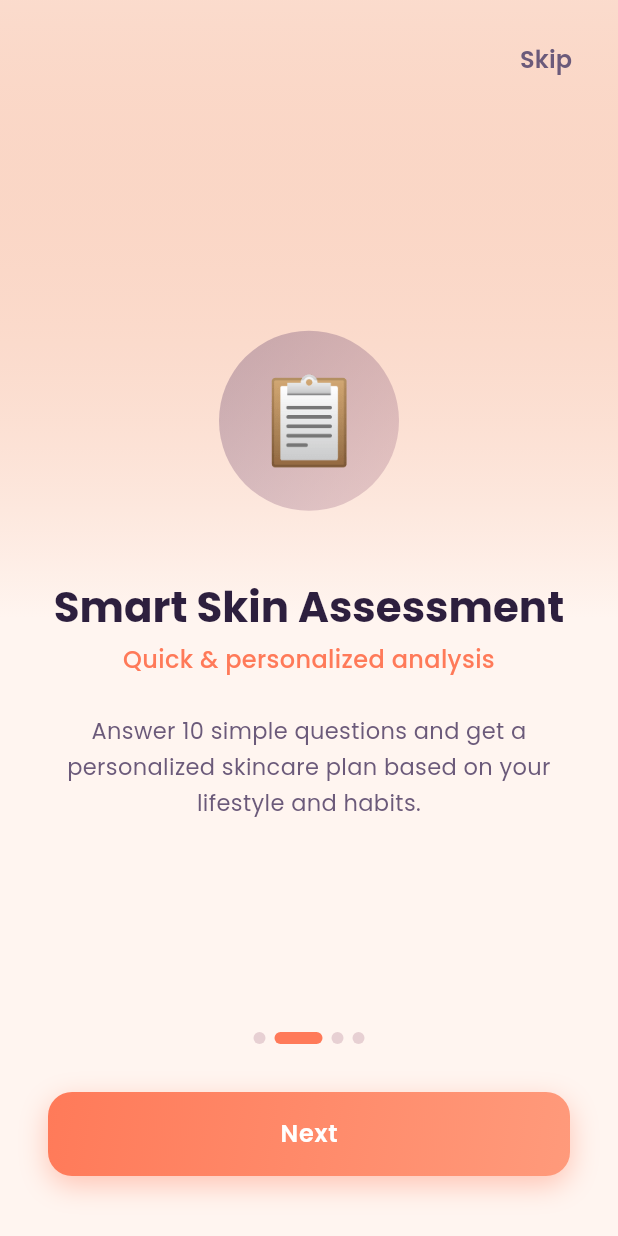
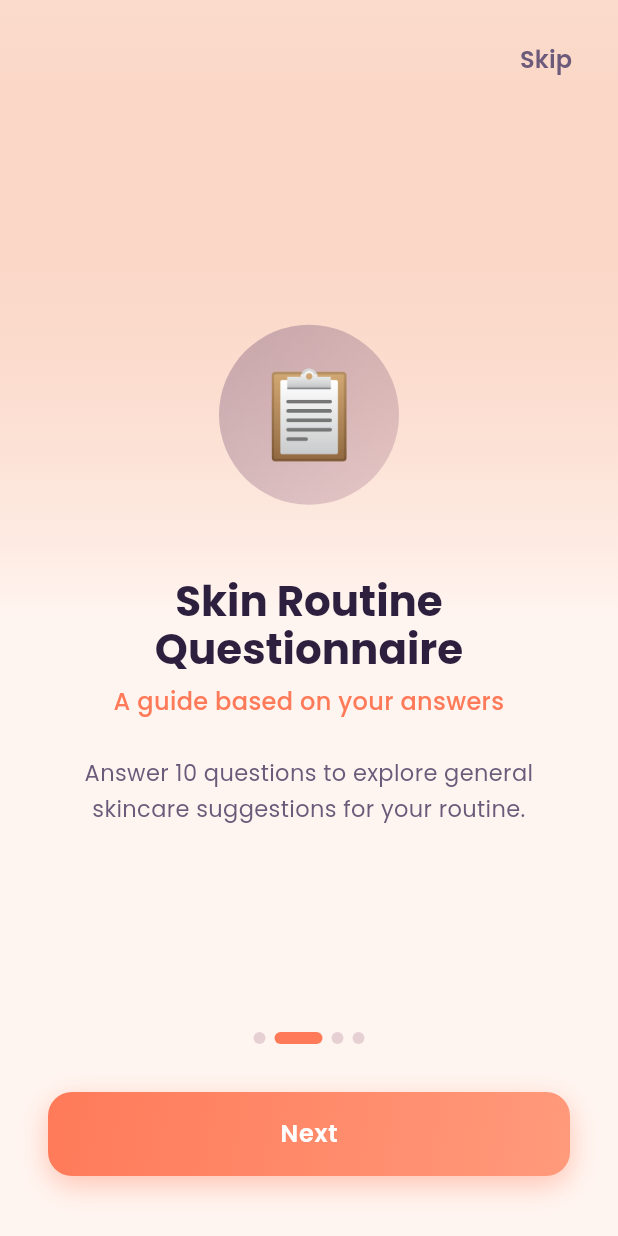
Before and after one commit to Fathir2001/DryCare, a Flutter app: the screen it shows after launch, swiped to page 2, on a phone screen of 412 x 824 dp. Run offline on Flutter 3.47's test engine with Material 3 defaults, Android fonts, the phone set to English and light mode, and no system bars; drawn by our look-alikes of smooth_page_indicator; our stand-ins replace flutter_riverpod, google_fonts, hive_flutter, percent_indicator; accounts and stored records are empty.

Commit message:
feat: Update settings screen to include questionnaire reset and improve reset warning message
chore: Update dependencies in pubspec.lock and pubspec.yaml for compatibility

docs: Add release checklist for Play Store submission in PLAY_RELEASE.md

docs: Draft privacy policy for DryCare app in PRIVACY_POLICY.md

docs: Create release verification document for DryCare app in RELEASE_VERIFICATION.md

chore: Add example key.properties file for Android keystore configuration

test: Implement unit tests for core functionality in drycare_core_test.dart

```diff
--- a/lib/core/constants/app_constants.dart
+++ b/lib/core/constants/app_constants.dart
@@ -23,7 +23,6 @@ class AppConstants {
   static const String streakCount = 'streak_count';
   static const String lastActiveDate = 'last_active_date';
   static const String isDarkMode = 'is_dark_mode';
-  static const String reminderEnabled = 'reminder_enabled';
   static const String userName = 'user_name';
   static const String userAge = 'user_age';
 
@@ -34,16 +33,9 @@ class AppConstants {
 
   // Disclaimer
   static const String medicalDisclaimer =
-      'DryCare provides general skincare guidance only and is not a medical diagnosis. '
-      'Always consult with a qualified healthcare professional or dermatologist '
-      'for medical advice.';
+      'DryCare is a general skincare and wellness guide. Its questionnaire is based only on your answers; it does not diagnose, measure clinical severity, or treat a condition. Seek advice from a qualified healthcare professional for persistent or worsening dryness, painful cracks, bleeding, signs of infection, or other concerning symptoms. Follow any personal medical advice about fluid intake.';
 
   // Privacy
   static const String privacyPolicy =
-      'DryCare is committed to protecting your privacy. All data is stored locally '
-      'on your device and is never transmitted to any external servers. '
-      'We do not collect, store, or share any personal information. '
-      'Your skincare assessment data, daily tracking information, and preferences '
-      'remain entirely on your device. You can delete all your data at any time '
-      'from the Settings screen.';
+      'DryCare stores the name and age you enter, questionnaire answers and score, daily water and routine records, streak, and preferences in local storage on this device. It has no account, advertising, analytics, or app backend. The app does not intentionally upload your entries. Font loading and final release network behavior should be verified before claiming that no data leaves the device. Android backup is disabled. Reset All Data erases the app\'s local records and preferences. Uninstalling the app also removes its local data. Contact information and the published policy URL will be supplied in the Play listing.';
 }
--- a/lib/core/theme/app_theme.dart
+++ b/lib/core/theme/app_theme.dart
@@ -19,7 +19,7 @@ class AppTheme {
         error: AppColors.severeRed,
       ),
       textTheme: _buildTextTheme(Brightness.dark),
-      cardTheme: CardTheme(
+      cardTheme: CardThemeData(
         color: AppColors.darkCard,
         shape: RoundedRectangleBorder(
           borderRadius: BorderRadius.circular(24),
@@ -82,7 +82,7 @@ class AppTheme {
         error: AppColors.severeRed,
       ),
       textTheme: _buildTextTheme(Brightness.light),
-      cardTheme: CardTheme(
+      cardTheme: CardThemeData(
         color: AppColors.lightCard,
         shape: RoundedRectangleBorder(
           borderRadius: BorderRadius.circular(24),
--- a/lib/core/utils/app_utils.dart
+++ b/lib/core/utils/app_utils.dart
@@ -5,9 +5,9 @@ class AppUtils {
   AppUtils._();
 
   static String getDrynessLevel(int score) {
-    if (score <= 8) return 'Mild Dryness';
-    if (score <= 18) return 'Moderate Dryness';
-    return 'Severe Dryness';
+    if (score <= 8) return 'Few reported dryness signs';
+    if (score <= 18) return 'Some reported dryness signs';
+    return 'More reported dryness signs';
   }
 
   static Color getDrynessColor(int score) {
@@ -24,12 +24,12 @@ class AppUtils {
 
   static String getDrynessExplanation(int score) {
     if (score <= 8) {
-      return 'Your skin shows mild signs of dryness. With a few simple adjustments to your routine, you can keep your skin healthy and hydrated!';
+      return 'Your answers suggest fewer dryness-related concerns. This self-reported guide cannot assess or diagnose a skin condition.';
     }
     if (score <= 18) {
-      return 'Your skin is showing moderate dryness. It\'s important to give your skin extra attention with proper hydration and moisturizing routines.';
+      return 'Your answers suggest some dryness-related concerns. Consider a gentle routine and seek professional advice if symptoms persist.';
     }
-    return 'Your skin appears to be significantly dry and may need special care. A consistent skincare routine with rich moisturizers and lifestyle changes can make a big difference.';
+    return 'Your answers suggest several dryness-related concerns. Consider speaking with a dermatologist, especially if symptoms persist, worsen, or cause discomfort.';
   }
 
   static String getMotivationalMessage(int score) {
@@ -37,7 +37,7 @@ class AppUtils {
       return '✨ Great job! You\'re already taking good care of your skin. Keep it up!';
     }
     if (score <= 18) {
-      return '💪 Don\'t worry! With the right routine, your skin will improve. Let\'s start your journey!';
+      return 'A gentle routine may help you feel more comfortable. Start with steps that suit your skin.';
     }
     return '🌟 Every journey starts with a single step. We\'re here to help you achieve healthier, more comfortable skin!';
   }
@@ -48,7 +48,7 @@ class AppUtils {
         'Use a gentle, hydrating cleanser morning and night',
         'Apply lightweight moisturizer after cleansing',
         'Use SPF 30+ sunscreen daily',
-        'Drink at least 2L of water daily',
+        'Drink according to your needs and any medical advice you have received',
         'Use a hydrating mist throughout the day',
       ];
     }
@@ -60,7 +60,7 @@ class AppUtils {
         'Apply SPF 30+ sunscreen every morning',
         'Use a humidifier in dry environments',
         'Avoid hot water when washing your face',
-        'Drink at least 2L of water daily',
+        'Drink according to your needs and any medical advice you have received',
       ];
     }
     return [
@@ -72,7 +72,7 @@ class AppUtils {
       'Use a sleeping mask 2-3 times per week',
       'Strictly avoid hot water on your face',
       'Run a humidifier while sleeping',
-      'Increase water intake to 2.5L+ daily',
+      'Drink according to your needs and any medical advice you have received',
       'Add omega-3 rich foods to your diet',
     ];
   }
@@ -82,12 +82,12 @@ class AppUtils {
       return [
         'Maintain your good water intake habits',
         'Eat water-rich fruits like watermelon and cucumber',
-        'Limit caffeine to 2 cups per day',
+        'Notice whether any drinks affect your comfort',
       ];
     }
     if (score <= 18) {
       return [
-        'Set hourly water reminders',
+        'Keep water available when you need it',
         'Start your morning with a glass of warm water',
         'Include hydrating foods: cucumbers, berries, oranges',
         'Reduce alcohol and excessive caffeine',
@@ -95,11 +95,11 @@ class AppUtils {
       ];
     }
     return [
-      'Drink water consistently throughout the day (2.5L+)',
+      'Drink according to your needs and any medical advice you have received',
       'Start every meal with a glass of water',
       'Eat plenty of water-rich foods daily',
       'Avoid dehydrating beverages (alcohol, excess caffeine)',
-      'Add electrolytes to water for better absorption',
+      'Ask a professional if you have questions about hydration',
       'Track your water intake daily',
       'Keep a water bottle with you at all times',
     ];
--- a/lib/data/datasources/tips_datasource.dart
+++ b/lib/data/datasources/tips_datasource.dart
@@ -34,7 +34,7 @@ class TipsDataSource {
 • Hormonal changes
 • Vitamin deficiencies (A, D, E)
 
-Understanding what's causing YOUR dry skin is the first step to fixing it. Pay attention to when your skin feels driest and what might be triggering it.''',
+These are possible contributors, not a way to identify the cause of your symptoms. If dryness persists, worsens, or becomes painful, ask a qualified professional for advice.''',
     ),
     TipArticle(
       title: 'Best Foods for Skin Hydration',
@@ -42,7 +42,7 @@ Understanding what's causing YOUR dry skin is the first step to fixing it. Pay a
       icon: '🥑',
       category: 'Nutrition',
       content:
-          '''What you eat directly affects your skin's hydration levels. Here are the top foods to include in your diet:
+          '''Food choices are one part of general wellbeing. These examples are not a treatment for dry skin:
 
 **Water-Rich Fruits**
 • Watermelon (92% water) – contains lycopene for skin protection
@@ -60,7 +60,7 @@ Understanding what's causing YOUR dry skin is the first step to fixing it. Pay a
 • Spinach – vitamins A, C, and iron
 • Sweet potatoes – beta-carotene for skin renewal
 • Bell peppers – more vitamin C than oranges
-• Tomatoes – lycopene protects against UV damage
+• Tomatoes – a source of nutrients in a varied diet
 
 **Other Superfoods**
 • Green tea – antioxidants reduce skin aging
@@ -68,7 +68,7 @@ Understanding what's causing YOUR dry skin is the first step to fixing it. Pay a
 • Bone broth – collagen for skin structure
 • Dark chocolate (70%+) – flavonoids improve skin texture
 
-**Tip:** Try to include at least 2-3 skin-hydrating foods in each meal. Your skin will thank you within weeks!''',
+**Tip:** Choose foods that suit your needs and any dietary advice you have received.''',
     ),
     TipArticle(
       title: 'Common Skincare Mistakes',
@@ -110,7 +110,7 @@ Understanding what's causing YOUR dry skin is the first step to fixing it. Pay a
 • Ignoring the importance of sleep
 • Not drinking water consistently
 
-**Fix these habits and you'll notice a significant improvement in your skin's hydration and overall health!**''',
+**Tip:** A gentle routine may improve comfort for some people. Seek professional advice if symptoms persist or worsen.''',
     ),
     TipArticle(
       title: 'Seasonal Skincare Tips',
@@ -158,17 +158,17 @@ Understanding what's causing YOUR dry skin is the first step to fixing it. Pay a
 • Always cleanse gently, morning and night
 • Never skip moisturizer
 • Wear sunscreen daily, regardless of season
-• Stay hydrated (at least 2L water daily)
+• Drink according to your needs and any medical advice you have received
 • Get 7-8 hours of quality sleep
 • Manage stress levels for better skin health''',
     ),
     TipArticle(
       title: 'Building a Night Routine',
-      subtitle: 'Your skin repairs itself while you sleep',
+      subtitle: 'Build a gentle evening routine',
       icon: '🌙',
       category: 'Routine',
       content:
-          '''A proper nighttime skincare routine is crucial for dry skin repair. Your skin regenerates most actively during sleep.
+          '''A gentle nighttime skincare routine may help keep skin comfortable.
 
 **Step 1: Double Cleanse**
 • First, use an oil cleanser or micellar water to remove sunscreen and makeup
--- a/lib/features/onboarding/screens/onboarding_screen.dart
+++ b/lib/features/onboarding/screens/onboarding_screen.dart
@@ -32,24 +32,24 @@ class _OnboardingScreenState extends ConsumerState<OnboardingScreen> {
     ),
     OnboardingPageData(
       emoji: '📋',
-      title: 'Smart Skin Assessment',
-      subtitle: 'Quick & personalized analysis',
+      title: 'Skin Routine Questionnaire',
+      subtitle: 'A guide based on your answers',
       description:
-          'Answer 10 simple questions and get a personalized skincare plan based on your lifestyle and habits.',
+          'Answer 10 questions to explore general skincare suggestions for your routine.',
     ),
     OnboardingPageData(
       emoji: '💧',
       title: 'Daily Care Tracking',
       subtitle: 'Build healthy skin habits',
       description:
-          'Track your hydration, follow morning & night routines, and watch your skin improve day by day.',
+          'Track water and check off morning and night skincare steps each day.',
     ),
     OnboardingPageData(
       emoji: '🔒',
-      title: '100% Private & Offline',
+      title: 'Private, Local Tracking',
       subtitle: 'Your data stays on your device',
       description:
-          'Everything works offline. No accounts, no cloud, no tracking. Your skin, your privacy.',
+          'Your entries are saved on this device. Core guides and tracking work offline.',
     ),
   ];
 
--- a/lib/features/settings/screens/settings_screen.dart
+++ b/lib/features/settings/screens/settings_screen.dart
@@ -6,6 +6,7 @@ import '../../../core/providers/app_providers.dart';
 import '../../../core/theme/app_colors.dart';
 import '../../../shared/widgets/glass_card.dart';
 import '../../onboarding/screens/onboarding_screen.dart';
+import '../../questionnaire/screens/questionnaire_screen.dart';
 
 class SettingsScreen extends ConsumerWidget {
   const SettingsScreen({super.key});
@@ -336,7 +337,7 @@ class SettingsScreen extends ConsumerWidget {
           style: Theme.of(context).textTheme.headlineMedium,
         ),
         content: Text(
-          'This will clear your questionnaire results, daily tracking data, and streak. This action cannot be undone.',
+          'This will erase your profile, questionnaire results, daily tracking data, streak, and preferences. This action cannot be undone.',
           style: Theme.of(context).textTheme.bodyMedium,
         ),
         actions: [
@@ -359,6 +360,10 @@ class SettingsScreen extends ConsumerWidget {
               ref.read(onboardingCompletedProvider.notifier).state = false;
               ref.read(questionnaireCompletedProvider.notifier).state = false;
               ref.read(drynessScoreProvider.notifier).state = 0;
+              ref.read(userNameProvider.notifier).state = '';
+              ref.read(userAgeProvider.notifier).state = 0;
+              ref.invalidate(dashboardProvider);
+              ref.invalidate(themeProvider);
 
               if (context.mounted) {
                 Navigator.of(context).pushAndRemoveUntil(
@@ -416,7 +421,7 @@ class SettingsScreen extends ConsumerWidget {
               Navigator.pop(ctx);
               Navigator.of(context).push(
                 MaterialPageRoute(
-                  builder: (_) => const OnboardingScreen(),
+                  builder: (_) => const QuestionnaireScreen(),
                 ),
               );
             },
--- a/pubspec.yaml
+++ b/pubspec.yaml
@@ -13,19 +13,15 @@ dependencies:
   flutter_riverpod: ^2.6.1
   hive: ^2.2.3
   hive_flutter: ^1.1.0
-  google_fonts: ^6.2.1
+  google_fonts: ^6.3.3
   smooth_page_indicator: ^1.2.0+3
   percent_indicator: ^4.2.3
-  flutter_local_notifications: ^18.0.1
-  shared_preferences: ^2.3.4
   intl: ^0.19.0
 
 dev_dependencies:
   flutter_test:
     sdk: flutter
   flutter_lints: ^5.0.0
-  hive_generator: ^2.0.1
-  build_runner: ^2.4.14
   flutter_launcher_icons: ^0.14.3
 
 flutter_launcher_icons:
```
Also changed, not shown: lib/core/providers/app_providers.dart (+44 -18 lines), lib/data/repositories/local_storage_repository.dart (+54 -37 lines), lib/features/dashboard/screens/dashboard_screen.dart (+17 -2 lines), lib/features/questionnaire/screens/questionnaire_screen.dart (+15 -4 lines), lib/features/result/screens/result_screen.dart (+11 -2 lines), pubspec.lock, 11 other files.
